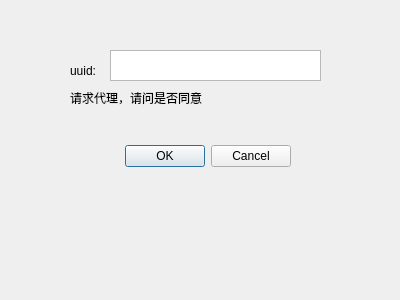
First picture: the form in qtUI/acceptAgent.ui, repository Hazel-svg/ProxySinature, before the edit.
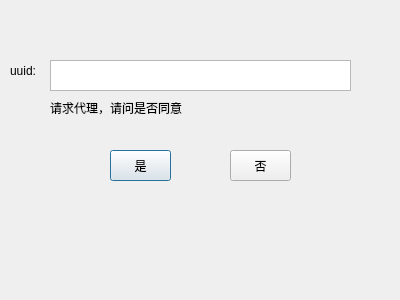
Second picture: the form after the edit.

```diff
--- a/qtUI/acceptAgent.ui
+++ b/qtUI/acceptAgent.ui
@@ -13,26 +13,10 @@
   <property name="windowTitle">
    <string>Dialog</string>
   </property>
-  <widget class="QDialogButtonBox" name="btn_acceptagent">
-   <property name="geometry">
-    <rect>
-     <x>-50</x>
-     <y>140</y>
-     <width>341</width>
-     <height>32</height>
-    </rect>
-   </property>
-   <property name="orientation">
-    <enum>Qt::Horizontal</enum>
-   </property>
-   <property name="standardButtons">
-    <set>QDialogButtonBox::Cancel|QDialogButtonBox::Ok</set>
-   </property>
-  </widget>
   <widget class="QLabel" name="label_accagentuuid">
    <property name="geometry">
     <rect>
-     <x>70</x>
+     <x>10</x>
      <y>60</y>
      <width>51</width>
      <height>21</height>
@@ -45,9 +29,9 @@
   <widget class="QTextBrowser" name="text_accagentuuid">
    <property name="geometry">
     <rect>
-     <x>110</x>
-     <y>50</y>
-     <width>211</width>
+     <x>50</x>
+     <y>60</y>
+     <width>301</width>
      <height>31</height>
     </rect>
    </property>
@@ -55,8 +39,8 @@
   <widget class="QLabel" name="label_askagent">
    <property name="geometry">
     <rect>
-     <x>70</x>
-     <y>90</y>
+     <x>50</x>
+     <y>100</y>
      <width>251</width>
      <height>16</height>
     </rect>
@@ -65,6 +49,32 @@
     <string>请求代理，请问是否同意</string>
    </property>
   </widget>
+  <widget class="QPushButton" name="btn_acceptagent">
+   <property name="geometry">
+    <rect>
+     <x>110</x>
+     <y>150</y>
+     <width>61</width>
+     <height>31</height>
+    </rect>
+   </property>
+   <property name="text">
+    <string>是</string>
+   </property>
+  </widget>
+  <widget class="QPushButton" name="btn_rejectagent">
+   <property name="geometry">
+    <rect>
+     <x>230</x>
+     <y>150</y>
+     <width>61</width>
+     <height>31</height>
+    </rect>
+   </property>
+   <property name="text">
+    <string>否</string>
+   </property>
+  </widget>
  </widget>
  <resources/>
  <connections>
```
Left out of the diff: 35 changed lines with no effect on the pictures.
